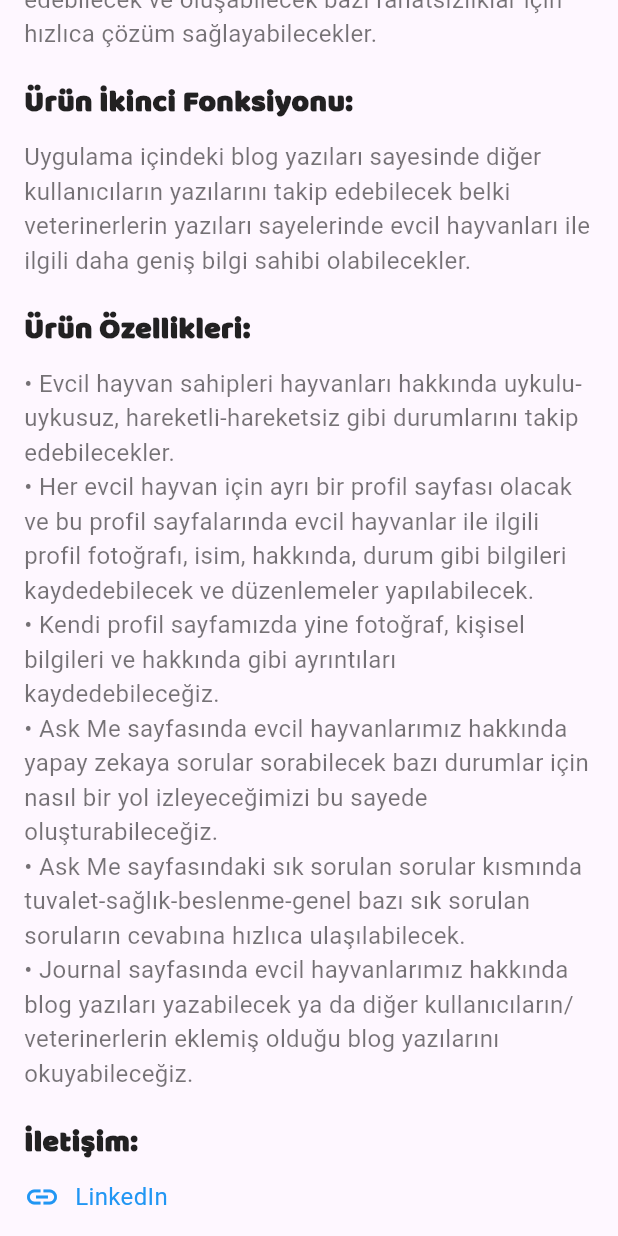
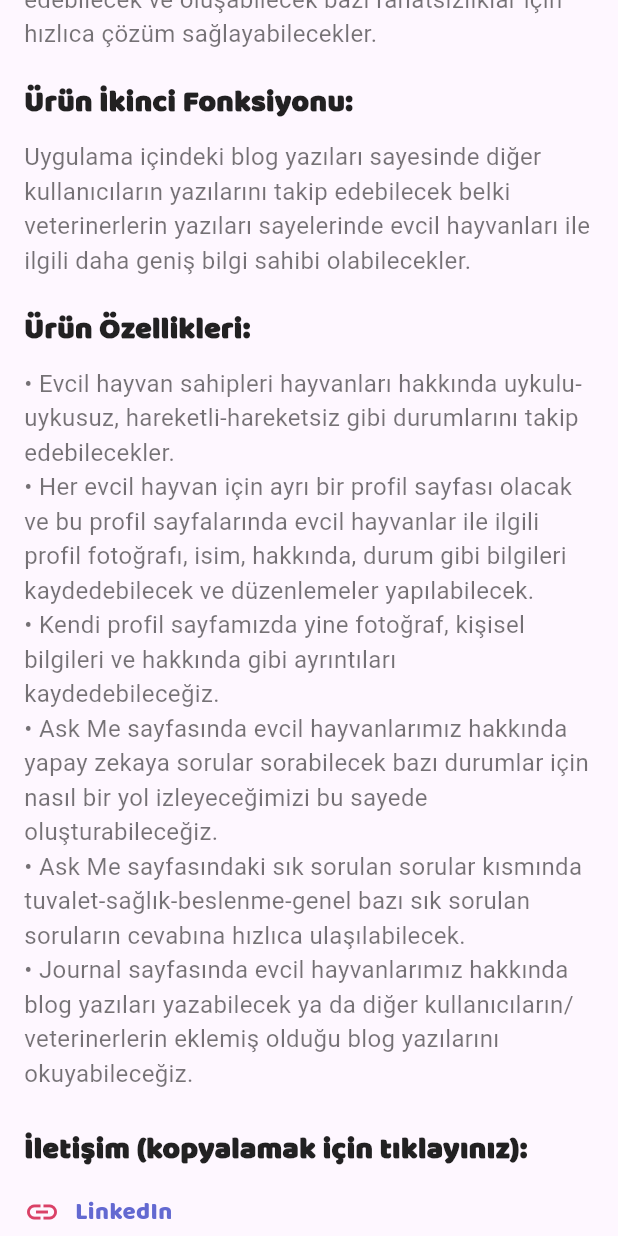
Before and after one commit to Dsoylular/bootcampGoogle, a Flutter app: the PawdiInfo screen opened directly, scrolled down 576 dp, on a phone screen of 412 x 824 dp. Run offline on Flutter 3.47's test engine with Material 3 defaults, Android fonts, the phone set to English and light mode, and no system bars; our stand-ins replace cloud_firestore, firebase_auth, firebase_core, firebase_storage, fl_chart, flutter_dotenv and 4 more; accounts and stored records are empty.

Commit message:
minor bug fixes

```diff
--- a/lib/profileFiles/PawdiInfo.dart
+++ b/lib/profileFiles/PawdiInfo.dart
@@ -130,9 +130,9 @@ class PawdiInfo extends StatelessWidget {
                       color: Colors.black54,
                     ),
                   ),
-                  const SizedBox(height: 20),
+                  const SizedBox(height: 25),
                   const Text(
-                    "İletişim:",
+                    "İletişim (kopyalamak için tıklayınız):",
                     style: TextStyle(
                       fontSize: 20,
                       fontFamily: 'Baloo',
@@ -140,20 +140,83 @@ class PawdiInfo extends StatelessWidget {
                       color: Colors.black87,
                     ),
                   ),
-                  const SizedBox(height: 10),
+                  const SizedBox(height: 15),
                   GestureDetector(
                     onTap: () => _copyToClipboard(context,
                         "https://www.linkedin.com/in/pawdi-pawdi-06941a320?utm_source=share&utm_campaign=share_via&utm_content=profile&utm_medium=android_app"),
-                    child: const Row(
+                    child: Row(
                       children: [
-                        Icon(Icons.link, color: Colors.blue),
-                        SizedBox(width: 10),
+                        Icon(Icons.link, color: pink),
+                        const SizedBox(width: 10),
                         Expanded(
                           child: Text(
                             "LinkedIn",
                             style: TextStyle(
                               fontSize: 16,
-                              color: Colors.blue,
+                              fontFamily: 'Baloo',
+                              color: darkBlue,
+                            ),
+                          ),
+                        ),
+                      ],
+                    ),
+                  ),
+                  const SizedBox(height: 15),
+                  GestureDetector(
+                    onTap: () => _copyToClipboard(context,
+                        "https://www.instagram.com/pawdiouaf56?igsh=MXI3YThsdmxvanUyeA%3D%3D"),
+                    child: Row(
+                      children: [
+                        Icon(Icons.link, color: pink),
+                        const SizedBox(width: 10),
+                        Expanded(
+                          child: Text(
+                            "Instagram",
+                            style: TextStyle(
+                              fontSize: 16,
+                              fontFamily: 'Baloo',
+                              color: darkBlue,
+                            ),
+                          ),
+                        ),
+                      ],
+                    ),
+                  ),
+                  const SizedBox(height: 25),
+                  GestureDetector(
+                    onTap: () => _copyToClipboard(context, "pawdi.oua.f56@gmail.com"),
+                    child: Row(
+                      children: [
+                        Icon(Icons.email, color: pink),
+                        const SizedBox(width: 10),
+                        Expanded(
+                          child: Text(
+                            "Mail",
+                            style: TextStyle(
+                              fontSize: 16,
+                              fontFamily: 'Baloo',
+                              color: darkBlue,
+                            ),
+                          ),
+                        ),
+                      ],
+                    ),
+                  ),
+                  const SizedBox(height: 25),
+                  GestureDetector(
+                    onTap: () => _copyToClipboard(context,
+                        "https://github.com/Dsoylular/bootcampGoogle"),
+                    child: Row(
+                      children: [
+                        Icon(Icons.code, color: pink),
+                        const SizedBox(width: 10),
+                        Expanded(
+                          child: Text(
+                            "Github",
+                            style: TextStyle(
+                              fontSize: 16,
+                              fontFamily: 'Baloo',
+                              color: darkBlue,
                             ),
                           ),
                         ),
@@ -161,44 +224,6 @@ class PawdiInfo extends StatelessWidget {
                     ),
                   ),
                   const SizedBox(height: 20),
-                  GestureDetector(
-                    onTap: () => _copyToClipboard(context, "pawdi.oua.f56@gmail.com"),
-                    child: const Row(
-                      children: [
-                        Icon(Icons.email, color: Colors.blue),
-                        SizedBox(width: 10),
-                        Expanded(
-                          child: Text(
-                            "Mail",
-                            style: TextStyle(
-                              fontSize: 16,
-                              color: Colors.blue,
-                            ),
-                          ),
-                        ),
-                      ],
-                    ),
-                  ),
-                  const SizedBox(height: 20),
-                  GestureDetector(
-                    onTap: () => _copyToClipboard(context,
-                        "https://github.com/Dsoylular/bootcampGoogle"),
-                    child: const Row(
-                      children: [
-                        Icon(Icons.code, color: Colors.blue),
-                        SizedBox(width: 10),
-                        Expanded(
-                          child: Text(
-                            "Github",
-                            style: TextStyle(
-                              fontSize: 16,
-                              color: Colors.blue,
-                            ),
-                          ),
-                        ),
-                      ],
-                    ),
-                  ),
                 ],
               ),
             ),
```
